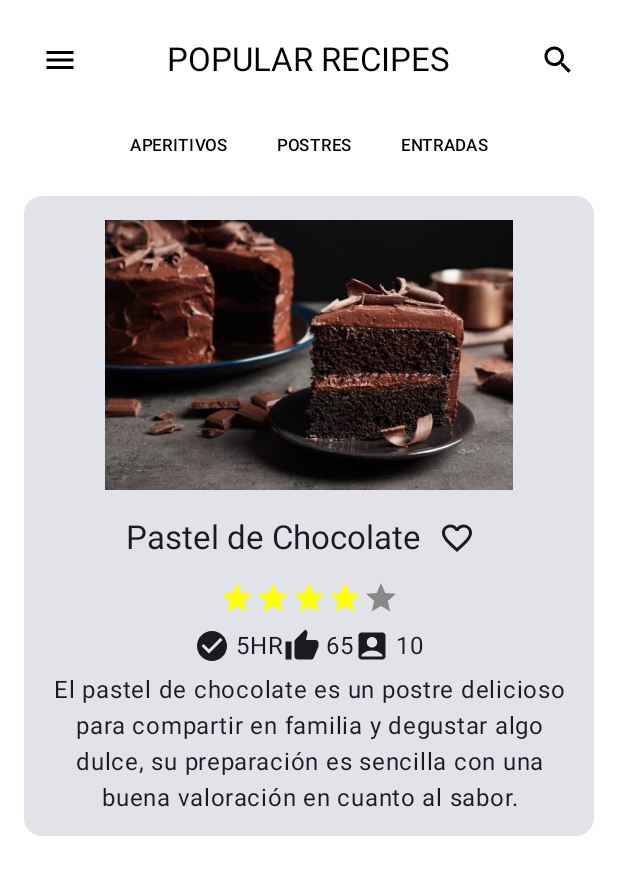
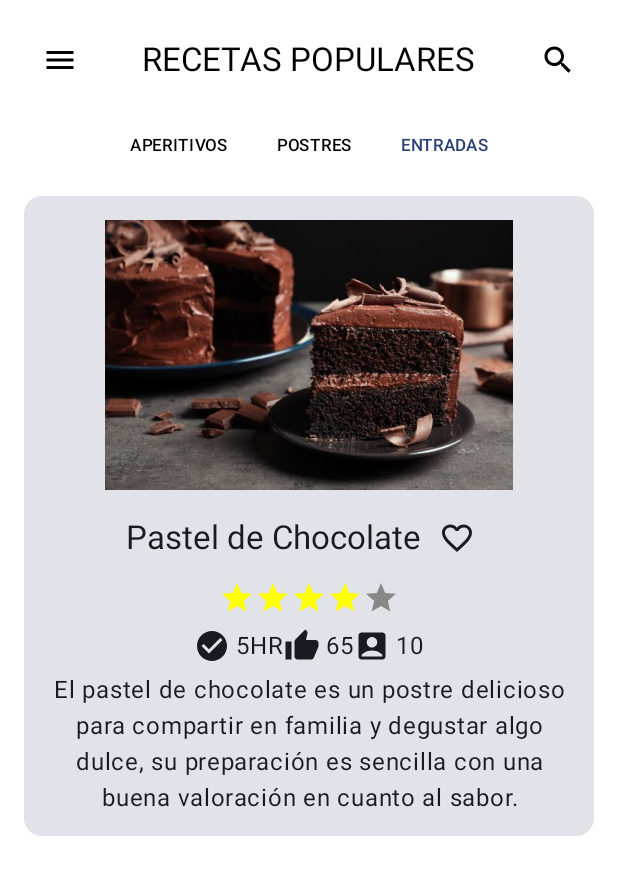
Before and after one commit to Tunchxz/Laboratorio-6-CC3087, an Android app built with Jetpack Compose: the @Preview function HomeScreenPreview, on a phone screen of 412 x 824 dp. Shown: the top 875 px of the screen. Run offline under Robolectric (Android 15) with nearby library versions, the phone set to English and light mode, and no system bars.

Commit message:
Cambios en títulos

```diff
--- a/app/src/main/java/uvg/edu/laboratorio6/screens/HomeScreen.kt
+++ b/app/src/main/java/uvg/edu/laboratorio6/screens/HomeScreen.kt
@@ -41,7 +41,7 @@ import uvg.edu.laboratorio6.ui.theme.Laboratorio6Theme
 
 @Composable
 fun RecipeScreen() {
-    var selectedCategory by remember { mutableStateOf("ENTREES") }
+    var selectedCategory by remember { mutableStateOf("ENTRADAS") }
 
     Column(
         modifier = Modifier
@@ -57,7 +57,7 @@ fun RecipeScreen() {
             IconButton(onClick = { /* Acción del menú lateral */ }) {
                 Icon(Icons.Default.Menu, contentDescription = "Menu")
             }
-            Text(text = "POPULAR RECIPES", style = MaterialTheme.typography.titleLarge)
+            Text(text = "RECETAS POPULARES", style = MaterialTheme.typography.titleLarge)
             IconButton(onClick = { /* Acción de búsqueda */ }) {
                 Icon(Icons.Default.Search, contentDescription = "Search")
             }
```
